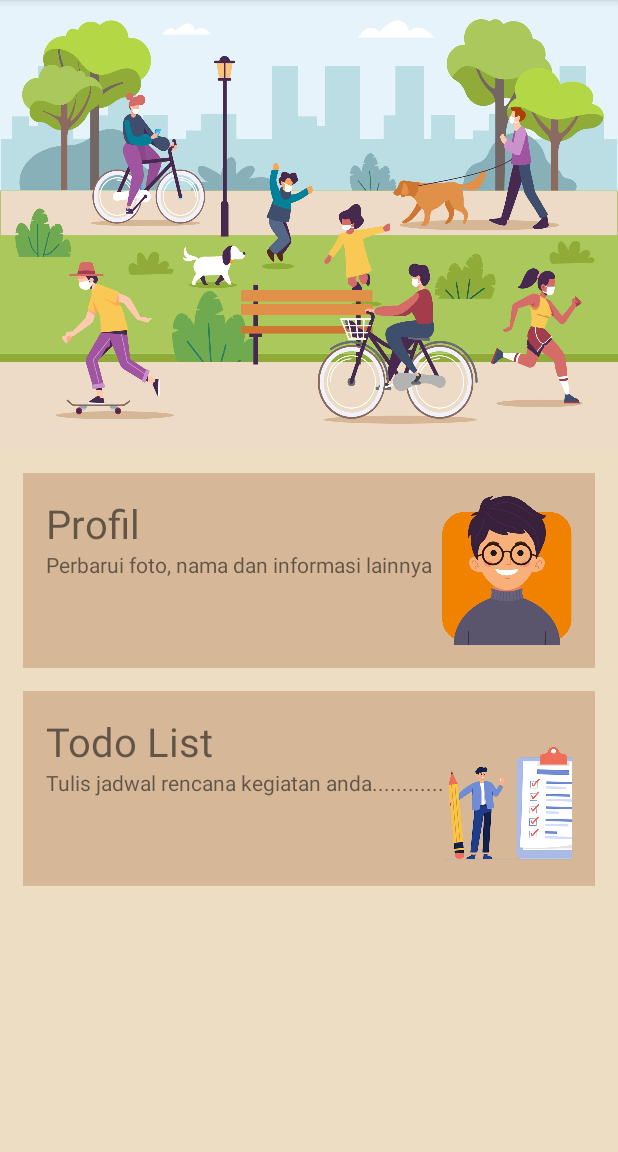
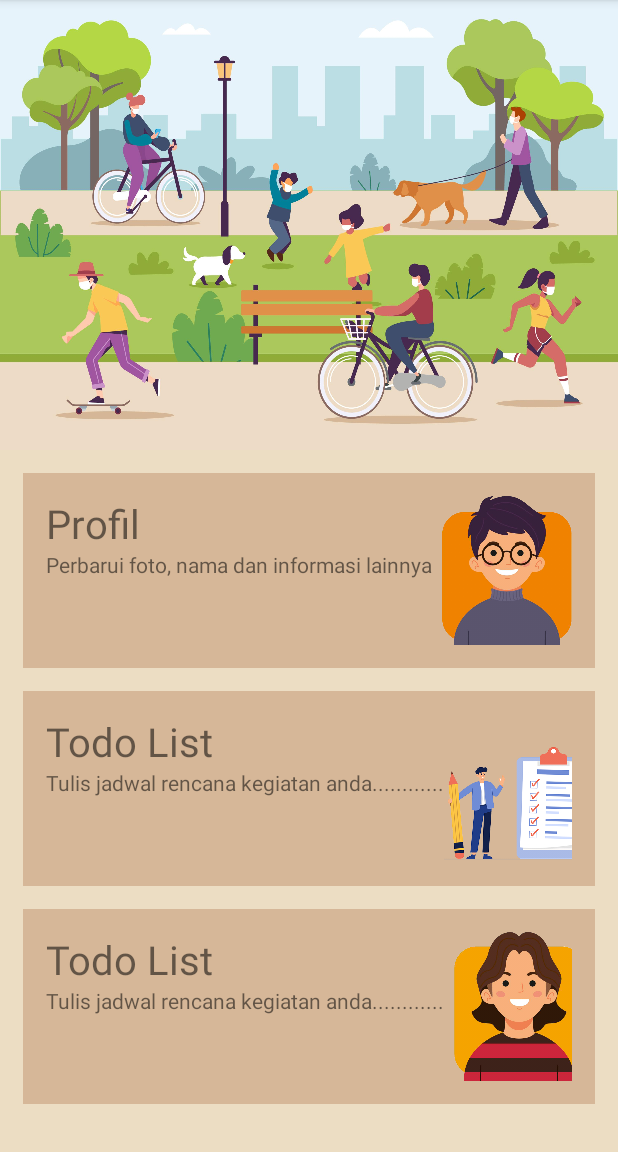
Before and after one commit to jovinjuan/androidapp, an Android app built with Jetpack Compose: the DashboardActivity screen opened directly, with no data from a screen before it, on a phone screen of 412 x 824 dp, the part 84-1236 px from its top. Run offline under Robolectric (Android 15) with nearby library versions, the phone set to English and light mode, and no system bars; libraries missing offline, so code that uses them is left out: io.realm; 2 statements that could not run were skipped.

```diff
--- a/app/src/main/java/edu/uph/m23si2/pertamaapp/DashboardActivity.java
+++ b/app/src/main/java/edu/uph/m23si2/pertamaapp/DashboardActivity.java
@@ -6,6 +6,7 @@ import android.view.Menu;
 import android.view.MenuInflater;
 import android.view.View;
 import android.widget.LinearLayout;
+import android.widget.TextView;
 
 import androidx.activity.EdgeToEdge;
 import androidx.activity.OnBackPressedCallback;
@@ -19,8 +20,12 @@ import androidx.drawerlayout.widget.DrawerLayout;
 
 import com.google.android.material.navigation.NavigationView;
 
+import edu.uph.m23si2.pertamaapp.model.Mahasiswa;
+import io.realm.Realm;
+
 public class DashboardActivity extends AppCompatActivity {
     LinearLayout llyProfil,llyTodolist;
+    TextView txvMahasiswa,txvNama,txvProdi;
     DrawerLayout drawerLayout;
     NavigationView navigationView;
     ActionBarDrawerToggle toggle;
@@ -35,6 +40,16 @@ public class DashboardActivity extends AppCompatActivity {
             return insets;
         });
 
+        txvMahasiswa = findViewById(R.id.txvMahasiswa);
+        txvNama = findViewById(R.id.txvNama);
+        txvProdi= findViewById(R.id.txvProdi);
+        Realm realm = Realm.getDefaultInstance();
+        Mahasiswa mhs = realm.where(Mahasiswa.class).findFirst();
+        if (mhs != null) {
+            txvNama.setText(mhs.getNama());
+            txvProdi.setText(mhs.getEmail()+"\nProgram Studi "+mhs.getProdi());
+            txvMahasiswa.setText(mhs.toString());
+        }
         //getSupportActionBar().setDisplayHomeAsUpEnabled(true);
 
         drawerLayout = findViewById(R.id.drawer_layout);
--- a/app/src/main/res/layout/activity_dashboard.xml
+++ b/app/src/main/res/layout/activity_dashboard.xml
@@ -131,6 +131,47 @@
 
                 </LinearLayout>
             </LinearLayout>
+            <LinearLayout
+                android:id="@+id/llyMahasiswa"
+                android:layout_width="match_parent"
+                android:layout_height="130dp"
+                android:orientation="horizontal"
+                android:background="#D6B798"
+                android:layout_marginBottom="15dp"
+                android:paddingBottom="15dp"
+                android:paddingTop="15dp"
+                android:paddingLeft="15dp"
+                android:paddingRight="15dp">
+                <LinearLayout
+                    android:layout_width="wrap_content"
+                    android:layout_height="match_parent"
+                    android:orientation="vertical">
+                    <TextView
+                        android:id="@+id/txvNama"
+                        android:layout_width="wrap_content"
+                        android:layout_height="wrap_content"
+                        android:text="Todo List"
+                        android:textSize="12pt">
+                    </TextView>
+                    <TextView
+                        android:id="@+id/txvProdi"
+                        android:layout_width="wrap_content"
+                        android:layout_height="wrap_content"
+                        android:text="Tulis jadwal rencana kegiatan anda............">
+                    </TextView>
+                </LinearLayout>
+                <LinearLayout
+                    android:layout_width="100dp"
+                    android:layout_height="100dp"
+                    android:background="@drawable/user2">
+
+                </LinearLayout>
+            </LinearLayout>
+            <TextView
+                android:id="@+id/txvMahasiswa"
+                android:layout_width="wrap_content"
+                android:layout_height="wrap_content"/>
         </LinearLayout>
+
     </LinearLayout>
 </androidx.constraintlayout.widget.ConstraintLayout>
```
Also changed, not shown: app/build.gradle.kts (+4 -7 lines), app/src/main/java/edu/uph/m23si2/pertamaapp/LoginActivity.java (+11 -0 lines), app/src/main/java/edu/uph/m23si2/pertamaapp/ProfilActivity.java (+20 -1 lines), app/src/main/java/edu/uph/m23si2/pertamaapp/model/Mahasiswa.java (added, +81 -0 lines), build.gradle.kts (+10 -2 lines).
